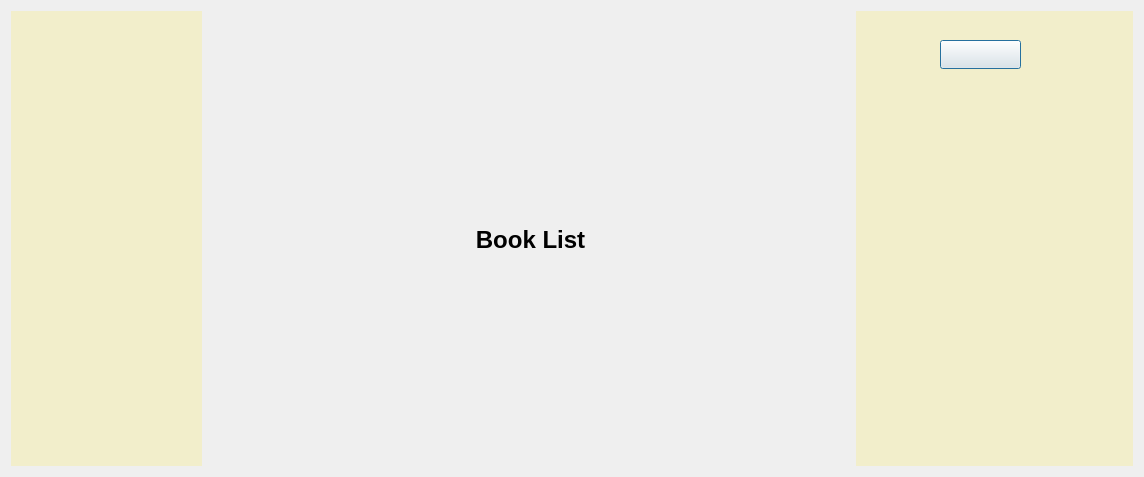
First picture: the form in Readalot/books.ui, repository TanyaSeykova/Hackaton_2022, before the edit.
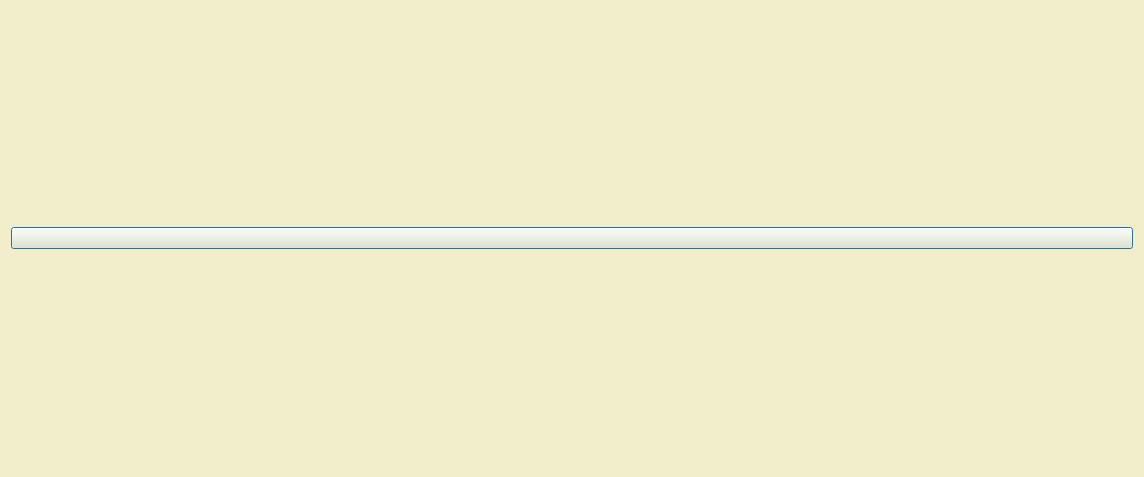
Second picture: the form after the edit.

What changed in the file:
```diff
--- a/Readalot/books.ui
+++ b/Readalot/books.ui
@@ -14,79 +14,20 @@
    <string>Dialog</string>
   </property>
   <property name="styleSheet">
-   <string notr="true"/>
+   <string notr="true">background-color: #f2eecb;</string>
   </property>
-  <widget class="QLabel" name="label_4">
-   <property name="geometry">
-    <rect>
-     <x>11</x>
-     <y>11</y>
-     <width>191</width>
-     <height>455</height>
-    </rect>
-   </property>
-   <property name="styleSheet">
-    <string notr="true">background-color: #f2eecb
-;</string>
-   </property>
-   <property name="text">
-    <string/>
-   </property>
-  </widget>
-  <widget class="QLabel" name="label_9">
-   <property name="geometry">
-    <rect>
-     <x>856</x>
-     <y>11</y>
-     <width>277</width>
-     <height>455</height>
-    </rect>
-   </property>
-   <property name="styleSheet">
-    <string notr="true">background-color: #f2eecb;</string>
-   </property>
-   <property name="text">
-    <string/>
-   </property>
-  </widget>
-  <widget class="QWidget" name="verticalLayoutWidget">
-   <property name="geometry">
-    <rect>
-     <x>200</x>
-     <y>10</y>
-     <width>661</width>
-     <height>461</height>
-    </rect>
-   </property>
-   <layout class="QVBoxLayout" name="verticalLayout">
-    <item>
-     <widget class="QLabel" name="label_3">
-      <property name="autoFillBackground">
-       <bool>false</bool>
-      </property>
-      <property name="styleSheet">
-       <string notr="true">color: rgb(0, 0, 0);</string>
-      </property>
-      <property name="text">
-       <string>&lt;html&gt;&lt;head/&gt;&lt;body&gt;&lt;p align=&quot;center&quot;&gt;&lt;span style=&quot; font-size:18pt; font-weight:700;&quot;&gt;Book List&lt;/span&gt;&lt;/p&gt;&lt;/body&gt;&lt;/html&gt;</string>
-      </property>
-     </widget>
-    </item>
-   </layout>
-  </widget>
-  <widget class="QPushButton" name="addBookButton">
-   <property name="geometry">
-    <rect>
-     <x>940</x>
-     <y>40</y>
-     <width>81</width>
-     <height>29</height>
-    </rect>
-   </property>
-   <property name="text">
-    <string/>
-   </property>
-  </widget>
+  <layout class="QHBoxLayout" name="horizontalLayout">
+   <item>
+    <layout class="QVBoxLayout" name="verticalLayout"/>
+   </item>
+   <item>
+    <widget class="QPushButton" name="addBookButton">
+     <property name="text">
+      <string/>
+     </property>
+    </widget>
+   </item>
+  </layout>
  </widget>
  <resources/>
  <connections/>
```
